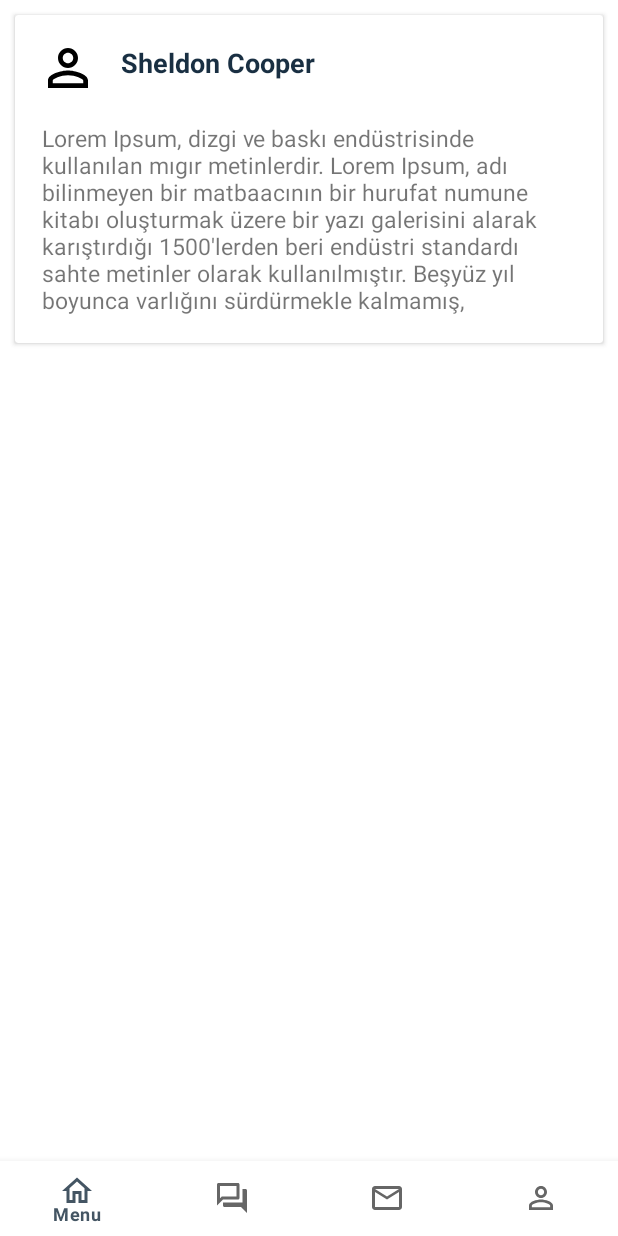
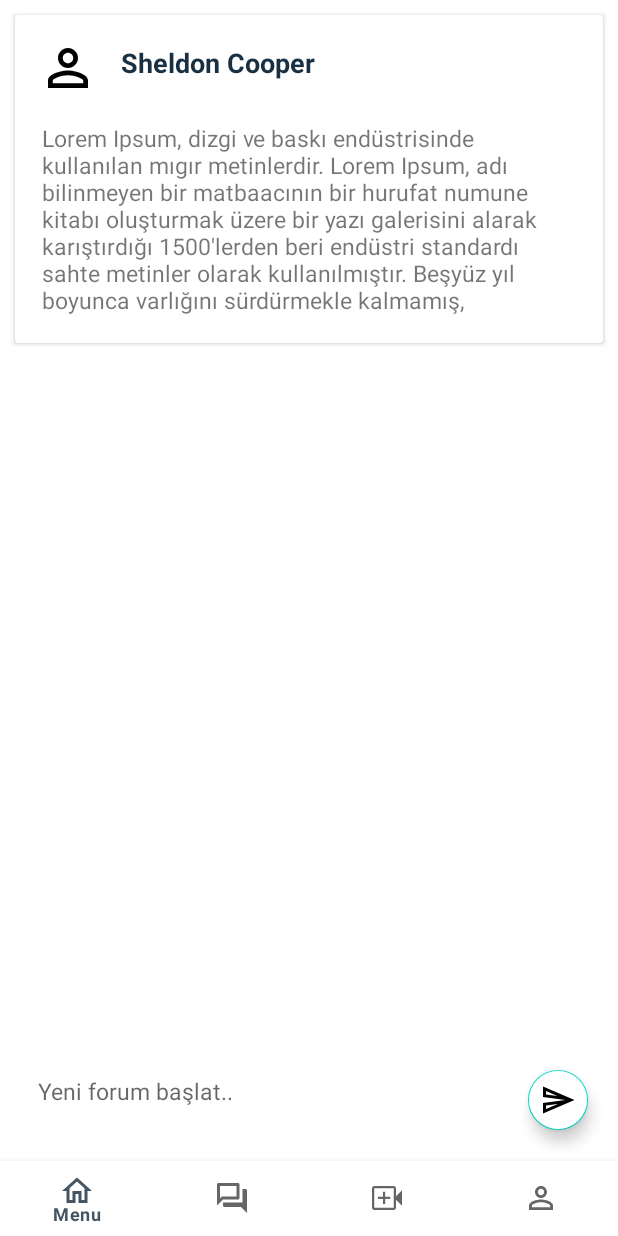
Before and after one commit to suveybesena/HealthyVita-ChatApp, an Android app: the fragment ForumDetailFragment placed in its activity, on a phone screen of 412 x 824 dp. Run offline under Robolectric (Android 15) with nearby library versions, the phone set to English and light mode, and no system bars; our stand-ins replace CircleImageView, Dagger/Hilt's generated code, Firebase (no records; nobody signed in at launch, a user with empty details on screens opened directly), navigation-ui; Roboto replaces fonts that are not available here; 6 statements that could not run were skipped.

Commit message:
add forumAnswers

```diff
--- a/app/src/main/java/com/suveybesena/schoolchattingapp/presentation/forum/forumdetail/ForumDetailFragment.kt
+++ b/app/src/main/java/com/suveybesena/schoolchattingapp/presentation/forum/forumdetail/ForumDetailFragment.kt
@@ -6,28 +6,54 @@ import android.view.View
 import android.view.ViewGroup
 import androidx.fragment.app.Fragment
 import androidx.fragment.app.viewModels
+import androidx.lifecycle.lifecycleScope
 import androidx.navigation.fragment.navArgs
 import com.suveybesena.schoolchattingapp.common.downloadImage
 import com.suveybesena.schoolchattingapp.databinding.FragmentForumDetailBinding
 import dagger.hilt.android.AndroidEntryPoint
+import kotlinx.coroutines.launch
 
 @AndroidEntryPoint
 class ForumDetailFragment : Fragment() {
     private lateinit var binding: FragmentForumDetailBinding
     private val args: ForumDetailFragmentArgs by navArgs()
     private val viewModel: ForumDetailViewModel by viewModels()
+    private lateinit var adapter : ForumAnswersAdapter
 
     override fun onCreateView(
         inflater: LayoutInflater, container: ViewGroup?,
         savedInstanceState: Bundle?
-    ): View? {
+    ): View{
         binding = FragmentForumDetailBinding.inflate(inflater)
         return binding.root
     }
 
     override fun onViewCreated(view: View, savedInstanceState: Bundle?) {
         super.onViewCreated(view, savedInstanceState)
+        setupRecyclerView()
         observeData()
+        initListeners()
+    }
+
+    private fun setupRecyclerView() {
+        adapter = ForumAnswersAdapter()
+        binding.apply {
+            rvForumDetailAnswers.adapter = adapter
+        }
+    }
+
+    private fun initListeners() {
+       binding.bvSent.setOnClickListener {
+           addAnswer()
+       }
+    }
+
+    private fun addAnswer() {
+        val forumInfo = args.forumInfo
+        val answer = binding.etAnswer.text.toString()
+        val messageId = forumInfo.messageId
+        val forumAnswer = ForumDetailModel(messageId, answer)
+        viewModel.handleEvent(ForumDetailEvent.AddForumMessageUseCase(forumAnswer))
     }
 
     private fun observeData() {
@@ -37,5 +63,15 @@ class ForumDetailFragment : Fragment() {
             tvForumUser.text = forumInfo.userName
             ivForumUser.downloadImage(forumInfo.userImage)
         }
+
+        viewModel.handleEvent(ForumDetailEvent.FetchForumMessageUseCase(forumInfo.messageId))
+        lifecycleScope.launch {
+            viewModel._uiState.collect{state->
+                state.answerList.let { answer->
+                    adapter.differ.submitList(answer)
+                    println("asidşalsidşasd  ${answer}")
+                }
+            }
+        }
     }
 }
--- a/app/src/main/java/com/suveybesena/schoolchattingapp/presentation/forum/forumfeed/ForumFragment.kt
+++ b/app/src/main/java/com/suveybesena/schoolchattingapp/presentation/forum/forumfeed/ForumFragment.kt
@@ -15,6 +15,7 @@ import com.suveybesena.schoolchattingapp.databinding.FragmentForumBinding
 import dagger.hilt.android.AndroidEntryPoint
 import kotlinx.coroutines.launch
 import java.util.*
+import kotlin.collections.ArrayList
 
 @AndroidEntryPoint
 class ForumFragment : Fragment() {
@@ -72,7 +73,6 @@ class ForumFragment : Fragment() {
                 }
                     state.forumInfo.let { list ->
                         adapter.differ.submitList(list)
-                        println(list)
                 }
             }
         }
@@ -106,6 +106,7 @@ class ForumFragment : Fragment() {
         val forumMessage = binding.etForum.text.toString()
         val time = System.currentTimeMillis()
         val messageId = UUID.randomUUID().toString()
+        val list = ArrayList<String>()
         val forum = currentUserId?.let { it1 ->
             ForumModel(
                 forumMessage,
@@ -113,7 +114,8 @@ class ForumFragment : Fragment() {
                 time,
                 messageId,
                 userImage,
-                userName
+                userName,
+                list
             )
         }
         viewModel.handleEvent(ForumEvent.AddForumDataToFirebase(forum))
--- a/app/src/main/java/com/suveybesena/schoolchattingapp/presentation/forum/forumfeed/ForumModel.kt
+++ b/app/src/main/java/com/suveybesena/schoolchattingapp/presentation/forum/forumfeed/ForumModel.kt
@@ -8,6 +8,7 @@ data class ForumModel(
     val time: Long,
     val messageId: String,
     val userImage: String,
-    val userName: String
+    val userName: String,
+    val answerList: ArrayList<String>
 
 ) : Serializable
--- a/app/src/main/java/com/suveybesena/schoolchattingapp/presentation/profile/ProfileFragment.kt
+++ b/app/src/main/java/com/suveybesena/schoolchattingapp/presentation/profile/ProfileFragment.kt
@@ -24,7 +24,6 @@ class ProfileFragment : Fragment() {
     override fun onCreate(savedInstanceState: Bundle?) {
         super.onCreate(savedInstanceState)
     }
-
     override fun onCreateView(
         inflater: LayoutInflater, container: ViewGroup?,
         savedInstanceState: Bundle?
--- a/app/src/main/res/drawable/ic_videocall.xml
+++ b/app/src/main/res/drawable/ic_videocall.xml
@@ -4,6 +4,6 @@
     android:viewportWidth="48"
     android:viewportHeight="48">
   <path
-      android:fillColor="#FFFFFF"
+      android:fillColor="#000000"
       android:pathData="M7,40Q5.8,40 4.9,39.1Q4,38.2 4,37V11Q4,9.8 4.9,8.9Q5.8,8 7,8H33Q34.2,8 35.1,8.9Q36,9.8 36,11V21.75L44,13.75V34.25L36,26.25V37Q36,38.2 35.1,39.1Q34.2,40 33,40ZM7,37H33Q33,37 33,37Q33,37 33,37V11Q33,11 33,11Q33,11 33,11H7Q7,11 7,11Q7,11 7,11V37Q7,37 7,37Q7,37 7,37ZM18.6,32H21.6V25.4H28.2V22.4H21.6V15.8H18.6V22.4H12V25.4H18.6ZM7,37Q7,37 7,37Q7,37 7,37V11Q7,11 7,11Q7,11 7,11Q7,11 7,11Q7,11 7,11V37Q7,37 7,37Q7,37 7,37Z"/>
 </vector>
--- a/app/src/main/res/layout/fragment_forum_detail.xml
+++ b/app/src/main/res/layout/fragment_forum_detail.xml
@@ -70,12 +70,43 @@
     <androidx.recyclerview.widget.RecyclerView
         android:id="@+id/rvForumDetailAnswers"
         android:layout_width="match_parent"
-        android:layout_height="500dp"
+        android:layout_height="wrap_content"
         android:padding="15dp"
+        app:layoutManager="androidx.recyclerview.widget.LinearLayoutManager"
+        app:layout_constraintBottom_toBottomOf="parent"
+        app:layout_constraintEnd_toEndOf="parent"
+        app:layout_constraintRight_toRightOf="parent"
         app:layout_constraintTop_toBottomOf="@id/cardView"
+        app:layout_constraintVertical_bias="0.0" />
+
+    <EditText
+        android:id="@+id/etAnswer"
+        android:layout_width="match_parent"
+        android:layout_height="wrap_content"
+        android:background="@drawable/ic_whitebg"
+        android:foregroundGravity="bottom"
+        android:hint="Yeni forum başlat.."
+        android:paddingLeft="25dp"
+        android:textColor="#878787"
+        android:textSize="15sp"
         app:layout_constraintBottom_toBottomOf="parent"
-        app:layout_constraintRight_toRightOf="parent"
         app:layout_constraintEnd_toEndOf="parent"
-        tools:layout_editor_absoluteX="1dp"
-        tools:layout_editor_absoluteY="225dp" />
+        app:layout_constraintHorizontal_bias="0.0"
+        app:layout_constraintStart_toStartOf="parent"
+        app:layout_constraintTop_toBottomOf="@id/rvForumDetailAnswers"
+        app:layout_constraintVertical_bias="0.994" />
+
+    <com.google.android.material.floatingactionbutton.FloatingActionButton
+        android:id="@+id/bvSent"
+        android:layout_width="wrap_content"
+        android:layout_height="wrap_content"
+        android:layout_marginEnd="16dp"
+        android:backgroundTint="@color/white"
+        android:src="@drawable/ic_sent"
+        app:fabSize="mini"
+        app:layout_constraintBottom_toBottomOf="parent"
+        app:layout_constraintEnd_toEndOf="parent"
+        app:layout_constraintTop_toTopOf="@+id/etAnswer"
+        app:layout_constraintVertical_bias="0.6" />
+
 </androidx.constraintlayout.widget.ConstraintLayout>
--- a/app/src/main/res/menu/item_bottom.xml
+++ b/app/src/main/res/menu/item_bottom.xml
@@ -12,7 +12,7 @@
         android:title="@string/forum" />
     <item
     android:id="@+id/videoRoomFragment"
-    android:icon="@drawable/ic_messages"
+    android:icon="@drawable/ic_videocall"
     android:title="@string/messages" />
     <item
         android:id="@+id/profileFragment"
--- a/app/src/main/res/navigation/nav_graph.xml
+++ b/app/src/main/res/navigation/nav_graph.xml
@@ -126,6 +126,9 @@
         <argument
             android:name="roomInfo"
             app:argType="com.suveybesena.schoolchattingapp.presentation.videocall.VideoCallModel" />
+        <action
+            android:id="@+id/action_videoCallFragment_to_videoRoomFragment"
+            app:destination="@id/videoRoomFragment" />
     </fragment>
 
 </navigation>
--- a/app/src/main/res/values/strings.xml
+++ b/app/src/main/res/values/strings.xml
@@ -9,6 +9,7 @@
     <string name="lorem">Lorem Ipsum, dizgi ve baskı endüstrisinde kullanılan mıgır metinlerdir. Lorem Ipsum, adı bilinmeyen bir matbaacının bir hurufat numune kitabı oluşturmak üzere bir yazı galerisini alarak karıştırdığı 1500\'lerden beri endüstri standardı sahte metinler olarak kullanılmıştır. Beşyüz yıl boyunca varlığını sürdürmekle kalmamış,</string>
     <string name="forum">Forum</string>
     <string name="attachedImage">Görsel Eklendi</string>
+    <string name="startConversation">Görüşme başlatmak istediğiniz doktoru seçiniz.</string>
 
 
     <string-array name="Fields">
```
Also changed, not shown: app/src/main/java/com/suveybesena/schoolchattingapp/data/repository/Repository.kt (+8 -0 lines), app/src/main/java/com/suveybesena/schoolchattingapp/presentation/videocall/VideoCallFragment.kt (+74 -110 lines), app/src/main/res/layout/fragment_doctors.xml (+10 -8 lines), app/src/main/res/layout/fragment_video_call.xml (+4 -4 lines).
